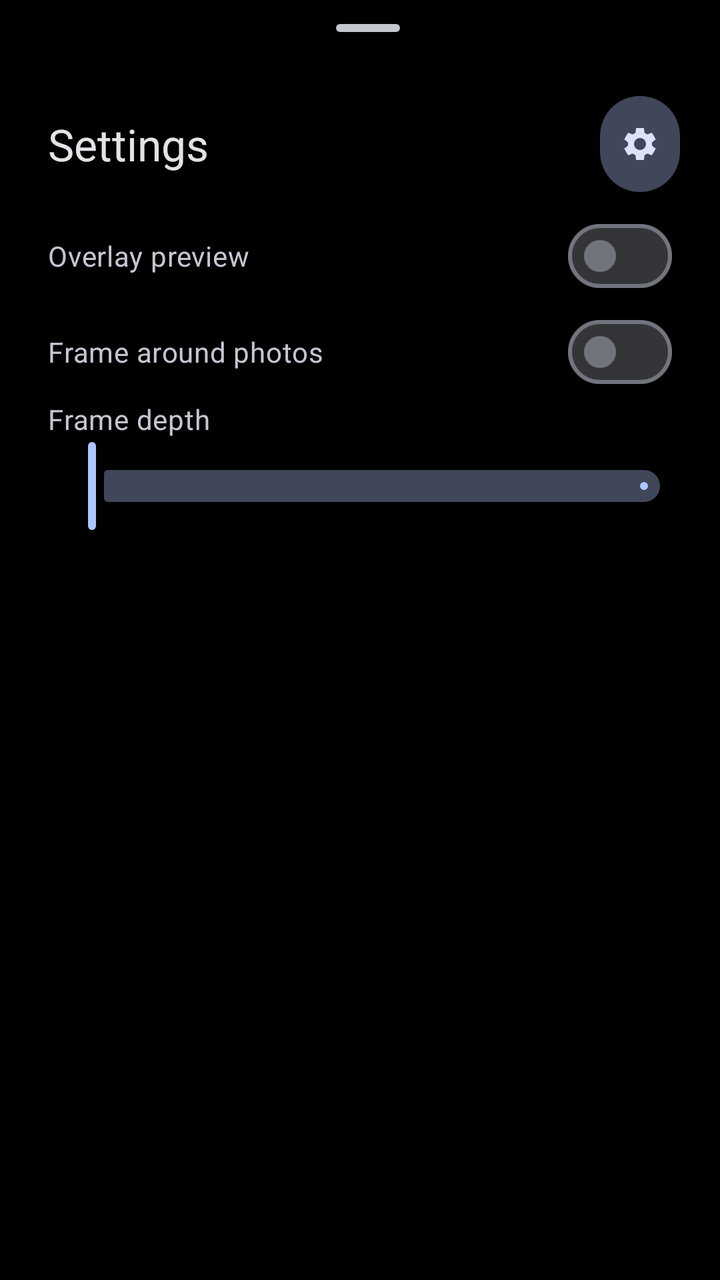
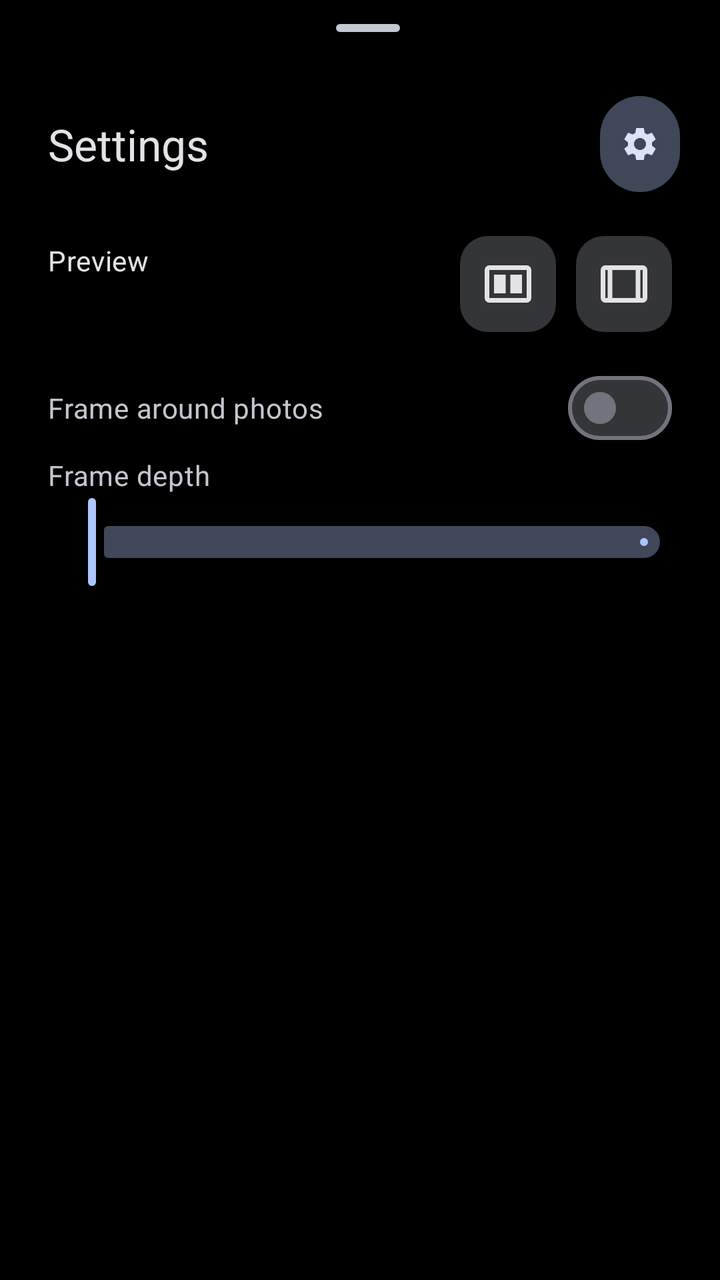

An Android layout rendered at two revisions. The XML below is the earlier revision; the diff shows what the commit changed to produce the second picture.
<!-- AndroidManifest.xml: application theme Theme.My3DCamera -->
<!-- res/layout/sheet_settings.xml -->
<?xml version="1.0" encoding="utf-8"?>
<androidx.core.widget.NestedScrollView xmlns:android="http://schemas.android.com/apk/res/android"
    xmlns:app="http://schemas.android.com/apk/res-auto"
    android:layout_width="match_parent"
    android:layout_height="wrap_content">

    <LinearLayout
        android:layout_width="match_parent"
        android:layout_height="wrap_content"
        android:orientation="vertical"
        android:paddingStart="24dp"
        android:paddingEnd="16dp"
        android:paddingBottom="24dp">

        <com.google.android.material.bottomsheet.BottomSheetDragHandleView
            android:layout_width="match_parent"
            android:layout_height="wrap_content" />

        <LinearLayout
            android:layout_width="match_parent"
            android:layout_height="wrap_content"
            android:layout_marginBottom="8dp"
            android:gravity="center_vertical"
            android:orientation="horizontal">

            <TextView
                android:layout_width="0dp"
                android:layout_height="wrap_content"
                android:layout_weight="1"
                android:text="@string/settings"
                android:textAppearance="?attr/textAppearanceTitleLarge"
                android:textColor="?attr/colorOnSurface" />

            
            <com.google.android.material.button.MaterialButton
                android:id="@+id/moreSettingsButton"
                style="@style/Widget.My3DCamera.IconButton"
                android:layout_width="48dp"
                android:layout_height="48dp"
                android:contentDescription="@string/more_settings"
                app:icon="@drawable/ic_settings" />
        </LinearLayout>

        
        <com.google.android.material.materialswitch.MaterialSwitch
            android:id="@+id/overlaySwitch"
            android:layout_width="match_parent"
            android:layout_height="wrap_content"
            android:layout_marginEnd="8dp"
            android:text="@string/overlay_preview"
            android:textAppearance="?attr/textAppearanceBodyMedium"
            android:textColor="?attr/colorOnSurfaceVariant" />

        
        <com.google.android.material.materialswitch.MaterialSwitch
            android:id="@+id/eyeFrameSwitch"
            android:layout_width="match_parent"
            android:layout_height="wrap_content"
            android:layout_marginEnd="8dp"
            android:text="@string/eye_frame"
            android:textAppearance="?attr/textAppearanceBodyMedium"
            android:textColor="?attr/colorOnSurfaceVariant" />

        
        <LinearLayout
            android:id="@+id/frameShiftRow"
            android:layout_width="match_parent"
            android:layout_height="wrap_content"
            android:layout_marginEnd="8dp"
            android:orientation="horizontal">

            <TextView
                android:layout_width="0dp"
                android:layout_height="wrap_content"
                android:layout_weight="1"
                android:text="@string/frame_shift"
                android:textAppearance="?attr/textAppearanceBodyMedium"
                android:textColor="?attr/colorOnSurfaceVariant" />

            <TextView
                android:id="@+id/frameShiftValue"
                android:layout_width="wrap_content"
                android:layout_height="wrap_content"
                android:textAppearance="?attr/textAppearanceBodyMedium" />
        </LinearLayout>

        <com.google.android.material.slider.Slider
            android:id="@+id/frameShiftSlider"
            android:layout_width="match_parent"
            android:layout_height="wrap_content"
            android:contentDescription="@string/frame_shift"
            android:stepSize="1"
            android:valueFrom="0"
            android:valueTo="200"
            app:labelBehavior="gone"
            app:tickVisible="false" />
    </LinearLayout>
</androidx.core.widget.NestedScrollView>
<!-- resources referenced by this layout -->
<resources>
  <string name="eye_frame">Frame around photos</string>
  <string name="frame_shift">Frame depth</string>
  <string name="more_settings">More settings</string>
  <string name="overlay_preview">Overlay preview</string>
  <string name="settings">Settings</string>
  <color name="white">#FFFFFFFF</color>
  <color name="black">#FF000000</color>
  <!-- unchanged entries left out for length: 4 -->
</resources>

<!-- the commit's change to res/layout/sheet_settings.xml (unified diff, before → after) -->
@@ -42,14 +42,36 @@
         </LinearLayout>
 
         
-        <com.google.android.material.materialswitch.MaterialSwitch
-            android:id="@+id/overlaySwitch"
-            android:layout_width="match_parent"
-            android:layout_height="wrap_content"
-            android:layout_marginEnd="8dp"
-            android:text="@string/overlay_preview"
-            android:textAppearance="?attr/textAppearanceBodyMedium"
-            android:textColor="?attr/colorOnSurfaceVariant" />
+        <LinearLayout
+            style="@style/Widget.My3DCamera.SheetRow"
+            android:layout_marginEnd="8dp">
+
+            <LinearLayout
+                style="@style/Widget.My3DCamera.SheetRowText"
+                android:paddingStart="0dp">
+
+                <TextView
+                    style="@style/Widget.My3DCamera.SheetRowLabel"
+                    android:text="@string/preview_title" />
+
+                <TextView
+                    android:id="@+id/previewValue"
+                    style="@style/Widget.My3DCamera.SheetRowValue" />
+            </LinearLayout>
+
+            <com.google.android.material.button.MaterialButton
+                android:id="@+id/sideBySideOption"
+                style="@style/Widget.My3DCamera.SheetOption.Icon"
+                android:contentDescription="@string/preview_side_by_side"
+                app:icon="@drawable/ic_preview_side_by_side" />
+
+            <com.google.android.material.button.MaterialButton
+                android:id="@+id/overlayOption"
+                style="@style/Widget.My3DCamera.SheetOption.Icon"
+                android:layout_marginStart="10dp"
+                android:contentDescription="@string/overlay_preview"
+                app:icon="@drawable/ic_preview_overlay" />
+        </LinearLayout>
 
         
         <com.google.android.material.materialswitch.MaterialSwitch
<!-- resource entries referenced after the edit -->
@@ -1,10 +1,65 @@
 <!-- resources referenced by this layout -->
 <resources>
+  <!-- drawable ic_preview_overlay (drawable) -->
+  <vector xmlns:android="http://schemas.android.com/apk/res/android"
+      android:width="24dp"
+      android:height="24dp"
+      android:viewportWidth="960"
+      android:viewportHeight="960">
+      <path
+          android:fillColor="@color/white"
+          android:pathData="M160,800Q127,800 103.5,776.5Q80,753 80,720L80,240Q80,207 103.5,183.5Q127,160 160,160L800,160Q833,160 856.5,183.5Q880,207 880,240L880,720Q880,753 856.5,776.5Q833,800 800,800L160,800ZM160,720L200,720L200,240L160,240Q160,240 160,240Q160,240 160,240L160,720Q160,720 160,720Q160,720 160,720ZM280,720L680,720L680,240L280,240L280,720ZM760,720L800,720Q800,720 800,720Q800,720 800,720L800,240Q800,240 800,240Q800,240 800,240L760,240L760,720ZM280,240L280,240L280,720L280,720L280,240Z" />
+  </vector>
+  <!-- drawable ic_preview_side_by_side (drawable) -->
+  <vector xmlns:android="http://schemas.android.com/apk/res/android"
+      android:width="24dp"
+      android:height="24dp"
+      android:viewportWidth="960"
+      android:viewportHeight="960">
+      <path
+          android:fillColor="@color/white"
+          android:pathData="M520,640L720,640L720,320L520,320L520,640ZM240,640L440,640L440,320L240,320L240,640ZM160,800Q127,800 103.5,776.5Q80,753 80,720L80,240Q80,207 103.5,183.5Q127,160 160,160L800,160Q833,160 856.5,183.5Q880,207 880,240L880,720Q880,753 856.5,776.5Q833,800 800,800L160,800ZM160,720L800,720Q800,720 800,720Q800,720 800,720L800,240Q800,240 800,240Q800,240 800,240L160,240Q160,240 160,240Q160,240 160,240L160,720Q160,720 160,720Q160,720 160,720ZM160,240Q160,240 160,240Q160,240 160,240L160,720Q160,720 160,720Q160,720 160,720L160,720Q160,720 160,720Q160,720 160,720L160,240Q160,240 160,240Q160,240 160,240Z" />
+  </vector>
   <string name="eye_frame">Frame around photos</string>
   <string name="frame_shift">Frame depth</string>
   <string name="more_settings">More settings</string>
-  <string name="overlay_preview">Overlay preview</string>
+  <string name="overlay_preview">Overlay</string>
+  <string name="preview_side_by_side">Side by side</string>
+  <string name="preview_title">Preview</string>
   <string name="settings">Settings</string>
+  <style name="Widget.My3DCamera.SheetOption.Icon">
+          <item name="iconGravity">textStart</item>
+          <item name="iconPadding">0dp</item>
+          <item name="iconSize">28dp</item>
+          <item name="iconTint">@color/sheet_option_text</item>
+      </style>
+  <style name="Widget.My3DCamera.SheetRow" parent="">
+          <item name="android:layout_width">match_parent</item>
+          <item name="android:layout_height">wrap_content</item>
+          <item name="android:gravity">center_vertical</item>
+          <item name="android:orientation">horizontal</item>
+          <item name="android:paddingVertical">14dp</item>
+      </style>
+  <style name="Widget.My3DCamera.SheetRowLabel" parent="">
+          <item name="android:layout_width">wrap_content</item>
+          <item name="android:layout_height">wrap_content</item>
+          <item name="android:textAppearance">?attr/textAppearanceBodyMedium</item>
+          <item name="android:textColor">?attr/colorOnSurface</item>
+      </style>
+  <style name="Widget.My3DCamera.SheetRowText" parent="">
+          <item name="android:layout_width">0dp</item>
+          <item name="android:layout_height">wrap_content</item>
+          <item name="android:layout_weight">1</item>
+          <item name="android:orientation">vertical</item>
+          <item name="android:paddingStart">8dp</item>
+      </style>
+  <style name="Widget.My3DCamera.SheetRowValue" parent="">
+          <item name="android:layout_width">wrap_content</item>
+          <item name="android:layout_height">wrap_content</item>
+          <item name="android:layout_marginTop">2dp</item>
+          <item name="android:textAppearance">?attr/textAppearanceTitleMedium</item>
+          <item name="android:textColor">?attr/colorPrimary</item>
+      </style>
   <color name="white">#FFFFFFFF</color>
   <color name="black">#FF000000</color>
   <!-- unchanged entries left out for length: 4 -->
